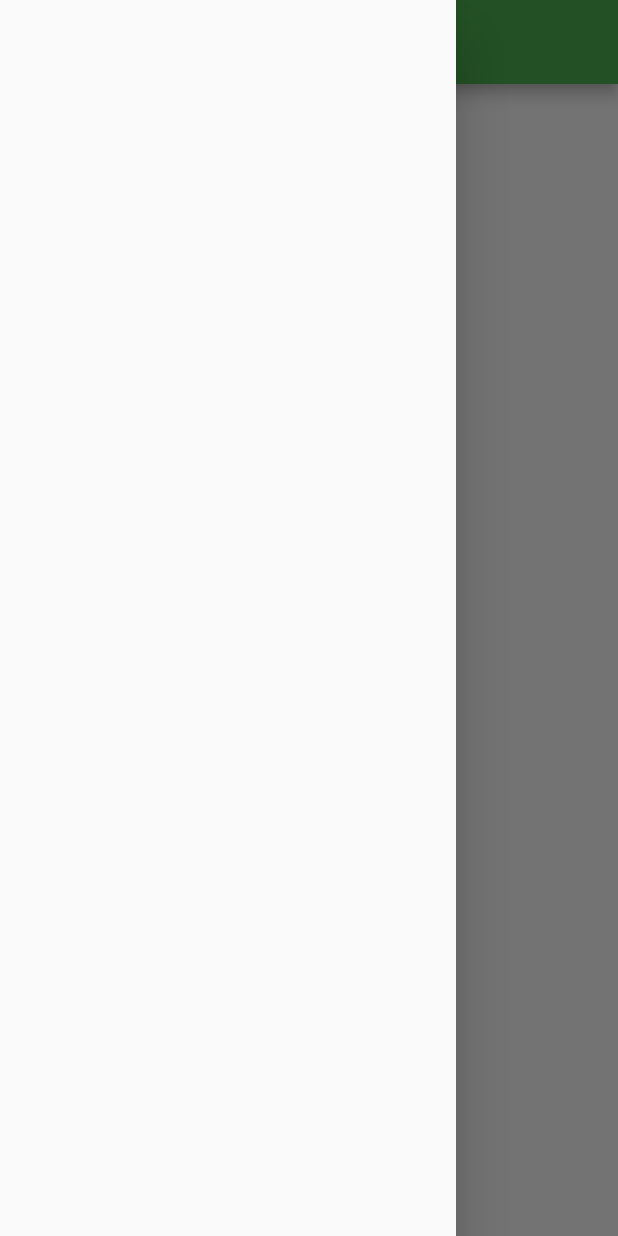
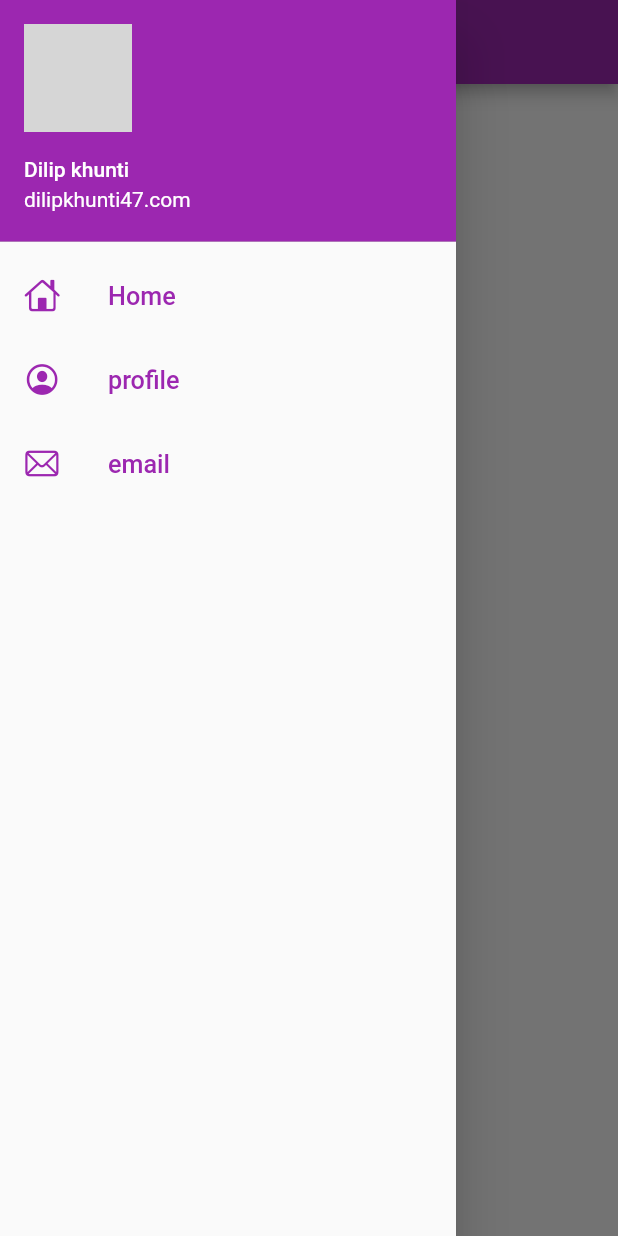
Before and after one commit to Dilip31/Flutterr-catalog, a Flutter app: the home_page screen opened by its route, with the side drawer open, on a phone screen of 412 x 824 dp. Run offline on Flutter 3.47's test engine with Material 2 defaults, Android fonts, the phone set to English and light mode, and no system bars; our stand-ins replace google_fonts; network calls fail; grey boxes are pictures that could not be loaded.

Commit message:
new lines added

```diff
--- a/lib/main.dart
+++ b/lib/main.dart
@@ -22,7 +22,7 @@ class dealspeed extends StatelessWidget {
         fontFamily: GoogleFonts.lato().fontFamily,
       ),
       debugShowCheckedModeBanner: false,
-      darkTheme: ThemeData(primarySwatch: Colors.green),
+      darkTheme: ThemeData(primarySwatch: Colors.purple),
       initialRoute: "/login",
       routes: {
         "/": ((context) => const login()),
--- a/lib/pages/home_page.dart
+++ b/lib/pages/home_page.dart
@@ -1,4 +1,5 @@
 import 'package:flutter/material.dart';
+import 'package:flutter_catalog/widgets/widgets.dart';
 
 // ignore: camel_case_types
 class home_page extends StatelessWidget {
@@ -13,7 +14,7 @@ class home_page extends StatelessWidget {
       body: const Center(
         child: Text("welcome to my app"),
       ),
-      drawer: const Drawer(),
+      drawer: const Mydrawer(),
     );
   }
 }
--- /dev/null
+++ b/lib/widgets/widgets.dart
@@ -0,0 +1,63 @@
+import 'package:flutter/cupertino.dart';
+import 'package:flutter/material.dart';
+
+class Mydrawer extends StatelessWidget {
+  const Mydrawer({Key? key}) : super(key: key);
+
+  @override
+  Widget build(BuildContext context) {
+    const imageurl =
+        "https://avatars.githubusercontent.com/u/96740412?s=400&u=9d2d15fcc9f598063d4549feb01760da705c5018&v=4";
+
+    return Drawer(
+      child: ListView(
+        padding: EdgeInsets.zero,
+        children: const [
+          DrawerHeader(
+            padding: EdgeInsets.zero,
+            child: UserAccountsDrawerHeader(
+              margin: EdgeInsets.zero,
+              accountName: Text("Dilip khunti"),
+              accountEmail: Text("dilipkhunti47.com"),
+              currentAccountPicture:
+                  CircleAvatar(backgroundImage: NetworkImage(imageurl)),
+            ),
+          ),
+          ListTile(
+            leading: Icon(
+              CupertinoIcons.home,
+              color: Colors.purple,
+            ),
+            title: Text(
+              "Home",
+              textScaleFactor: 1.2,
+              style: TextStyle(color: Colors.purple),
+            ),
+          ),
+          ListTile(
+            leading: Icon(
+              CupertinoIcons.profile_circled,
+              color: Colors.purple,
+            ),
+            title: Text(
+              "profile",
+              textScaleFactor: 1.2,
+              style: TextStyle(color: Colors.purple),
+            ),
+          ),
+          ListTile(
+            leading: Icon(
+              CupertinoIcons.mail,
+              color: Colors.purple,
+            ),
+            title: Text(
+              "email",
+              textScaleFactor: 1.2,
+              style: TextStyle(color: Colors.purple),
+            ),
+          )
+        ],
+      ),
+    );
+  }
+}
```
Also changed, not shown: lib/pages/login.dart (+37 -9 lines).
